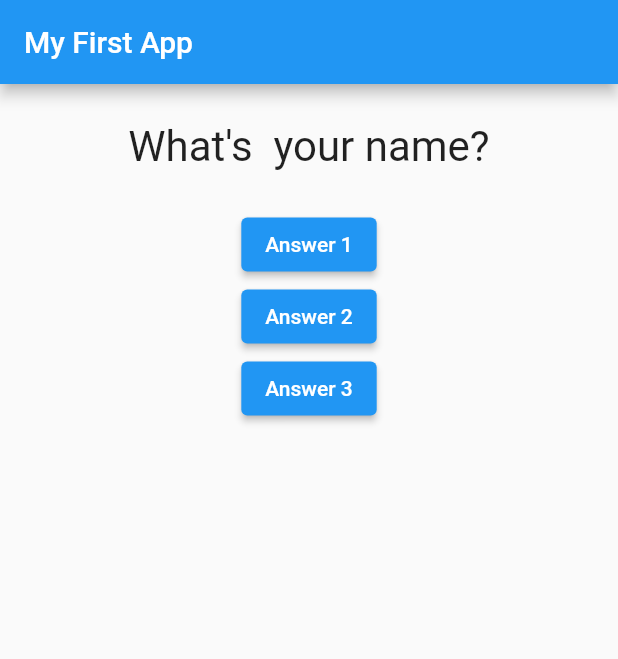
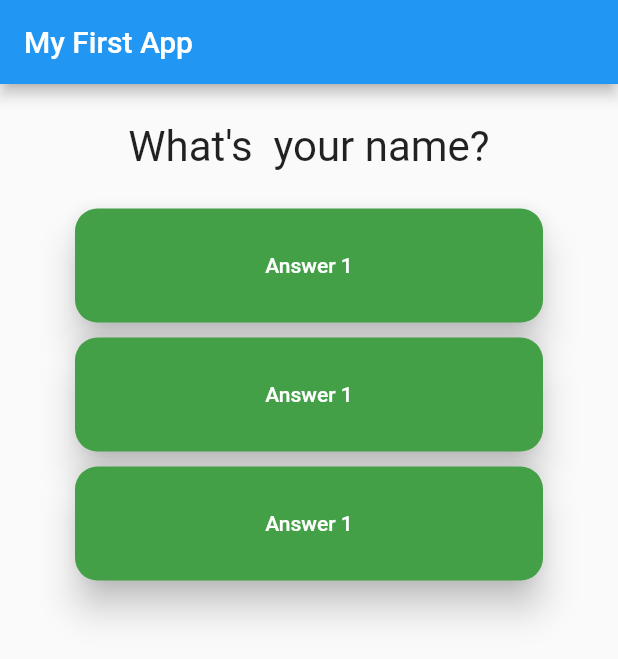
Before and after one commit to mohiandipta/flutter-NA, a Flutter app: the screen it shows after launch, on a phone screen of 412 x 824 dp. Shown: the top 659 px of the screen. Run offline on Flutter 3.47's test engine with Material 2 defaults, Android fonts, the phone set to English and light mode, and no system bars.

Commit message:
pussing callback function and customizing button

```diff
--- /dev/null
+++ b/lib/answer.dart
@@ -0,0 +1,28 @@
+import 'package:flutter/material.dart';
+
+class Answer extends StatelessWidget {
+  final Function selectHandler;
+
+  Answer(this.selectHandler);
+
+  @override
+  Widget build(BuildContext context) {
+    return Container(
+      width: double.infinity,
+      margin: EdgeInsets.only(bottom: 10),
+      padding: EdgeInsets.only(left: 50, right: 50),
+      child: ElevatedButton(
+        onPressed: selectHandler,
+        child: Text("Answer 1"),
+        style: ElevatedButton.styleFrom(
+          primary: Colors.green[600], //border width and color
+          elevation: 10, //elevation of button
+          shape: RoundedRectangleBorder(
+              //to set border radius to button
+              borderRadius: BorderRadius.circular(15)),
+          padding: EdgeInsets.all(30),
+        ),
+      ),
+    );
+  }
+}
--- a/lib/main.dart
+++ b/lib/main.dart
@@ -1,4 +1,5 @@
 import 'package:flutter/material.dart';
+import 'package:newapp/answer.dart';
 import 'package:newapp/question.dart';
 
 void main() => runApp(MyApp());
@@ -30,6 +31,7 @@ class MyAppState extends State<MyApp> {
     ];
 
     return MaterialApp(
+      debugShowCheckedModeBanner: false,
       home: Scaffold(
         appBar: AppBar(
           title: Text('My First App'),
@@ -39,18 +41,9 @@ class MyAppState extends State<MyApp> {
             Question(
               questions[_questionIndex],
             ),
-            ElevatedButton(
-              onPressed: () => _answerQuestion(),
-              child: Text('Answer 1'),
-            ),
-            ElevatedButton(
-              onPressed: () => print('Answer chosen 2'),
-              child: Text('Answer 2'),
-            ),
-            ElevatedButton(
-              onPressed: () => print('Answer chosen 3'),
-              child: Text('Answer 3'),
-            ),
+            Answer(_answerQuestion),
+            Answer(_answerQuestion),
+            Answer(_answerQuestion),
           ],
         ),
       ),
```
